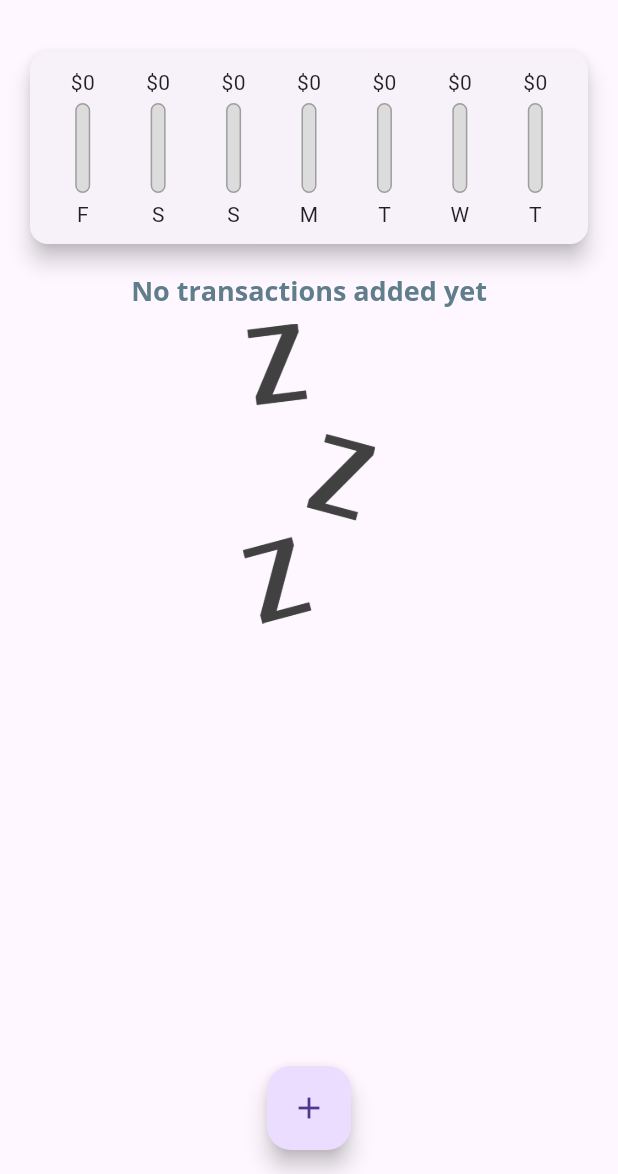
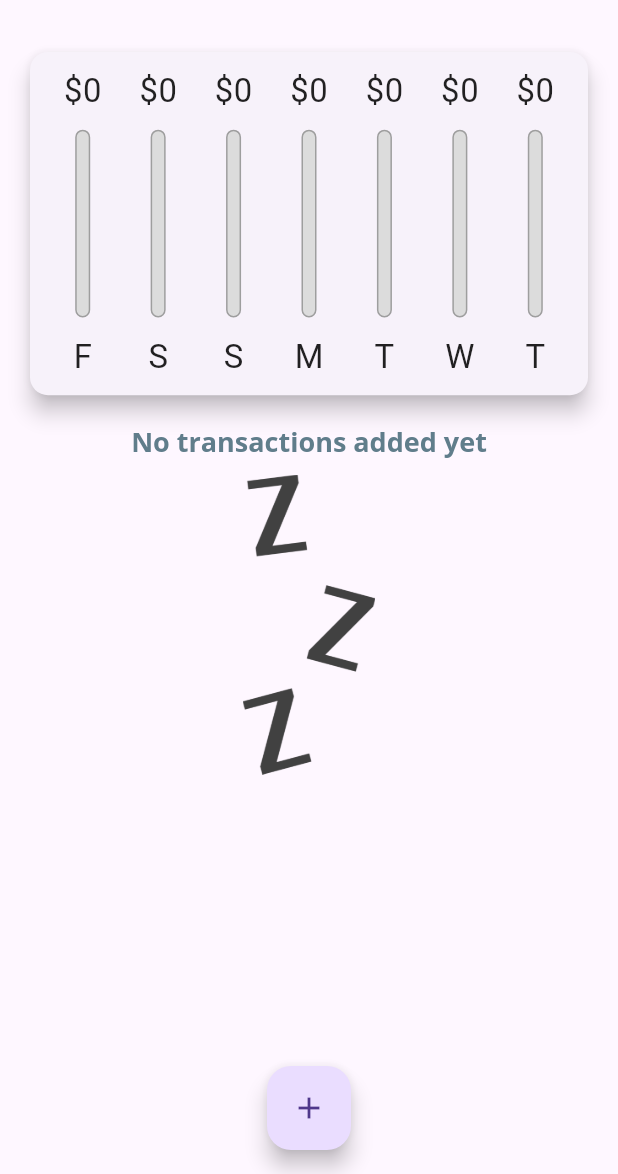
Before and after one commit to dmk1111/flutter_expenses_app, a Flutter app: the screen it shows after launch, on a phone screen of 412 x 824 dp, the part 62-1236 px from its top. Run offline on Flutter 3.47's test engine with Material 2 defaults, Android fonts, the phone set to English and light mode, and no system bars.

Commit message:
remove hardcoded sizes

```diff
--- a/lib/main.dart
+++ b/lib/main.dart
@@ -114,29 +114,41 @@
 
   @override
   Widget build(BuildContext context) {
+    final appBar = AppBar(
+      title: const Text('Personal Expenses'),
+      actions: <Widget>[
+        IconButton(
+            onPressed: () => _startAddNewTransaction(context),
+            icon: const Icon(Icons.add))
+      ],
+    );
+
+    final availableHeight = MediaQuery.of(context).size.height -
+        appBar.preferredSize.height -
+        MediaQuery.of(context).padding.top;
+
     return Scaffold(
       floatingActionButton: FloatingActionButton(
         onPressed: () => _startAddNewTransaction(context),
         child: Icon(Icons.add),
       ),
       floatingActionButtonLocation: FloatingActionButtonLocation.centerFloat,
-      appBar: AppBar(
-        title: const Text('Personal Expenses'),
-        actions: <Widget>[
-          IconButton(
-              onPressed: () => _startAddNewTransaction(context),
-              icon: Icon(Icons.add))
-        ],
-      ),
+      appBar: appBar,
       body: SingleChildScrollView(
         child: Column(
             // mainAxisAlignment: MainAxisAlignment.start,
             crossAxisAlignment: CrossAxisAlignment.stretch,
             children: <Widget>[
-              Chart(recentTransactions: _recentTransactions),
-              TransactionList(
-                  transactions: _userTransactions,
-                  removeCallback: _deleteTransaction),
+              Container(
+                height: availableHeight * 0.35,
+                child: Chart(recentTransactions: _recentTransactions),
+              ),
+              Container(
+                height: availableHeight * 0.65,
+                child: TransactionList(
+                    transactions: _userTransactions,
+                    removeCallback: _deleteTransaction),
+              ),
             ]),
       ),
     );
--- a/lib/widgets/chart_bar.dart
+++ b/lib/widgets/chart_bar.dart
@@ -13,17 +13,20 @@
 
   @override
   Widget build(BuildContext context) {
-    return Column(
+    return LayoutBuilder(
+        builder: ((ctx, constraint) => Column(
               children: <Widget>[
                 Container(
-          height: 20,
+                  height: constraint.maxHeight * 0.15,
                   child: FittedBox(
                     child: Text("\$${spendingAmount.toStringAsFixed(0)}"),
                   ),
                 ),
-        SizedBox(height: 4),
+                SizedBox(
+                  height: constraint.maxHeight * 0.05,
+                ),
                 Container(
-          height: 60,
+                  height: constraint.maxHeight * 0.6,
                   width: 10,
                   child: Stack(children: <Widget>[
                     Container(
@@ -43,9 +46,14 @@
                     )
                   ]),
                 ),
-        SizedBox(height: 4),
-        Text(label),
+                SizedBox(
+                  height: constraint.maxHeight * 0.05,
+                ),
+                Container(
+                  height: constraint.maxHeight * 0.15,
+                  child: FittedBox(child: Text(label)),
+                ),
               ],
-    );
+            )));
   }
 }
--- a/lib/widgets/transaction_list.dart
+++ b/lib/widgets/transaction_list.dart
@@ -13,7 +13,6 @@
   @override
   Widget build(BuildContext context) {
     return Container(
-        height: 350,
         child: transactions.isEmpty
             ? Column(
                 children: <Widget>[
```
Lines whose indentation alone changed are shown as unchanged.
